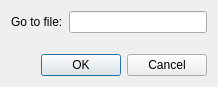
The window that ui/goto.ui (resinizar/sound-annotator) describes before a commit, drawn with Qt 5.
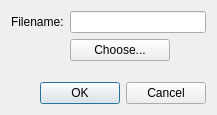
The same window after the commit.

Commit message: For goto let user choose filename by navigating

```diff
--- a/ui/goto.ui
+++ b/ui/goto.ui
@@ -6,8 +6,8 @@
    <rect>
     <x>0</x>
     <y>0</y>
-    <width>218</width>
-    <height>87</height>
+    <width>217</width>
+    <height>115</height>
    </rect>
   </property>
   <property name="windowTitle">
@@ -19,13 +19,26 @@
      <item row="0" column="0">
       <widget class="QLabel" name="label">
        <property name="text">
-        <string>Go to file:</string>
+        <string>Filename:</string>
        </property>
       </widget>
      </item>
      <item row="0" column="1">
       <widget class="QLineEdit" name="filename"/>
      </item>
+     <item row="1" column="1">
+      <widget class="QPushButton" name="chooseButton">
+       <property name="maximumSize">
+        <size>
+         <width>100</width>
+         <height>16777215</height>
+        </size>
+       </property>
+       <property name="text">
+        <string>Choose...</string>
+       </property>
+      </widget>
+     </item>
     </layout>
    </item>
    <item>
```
The commit also changes 2 other files.
